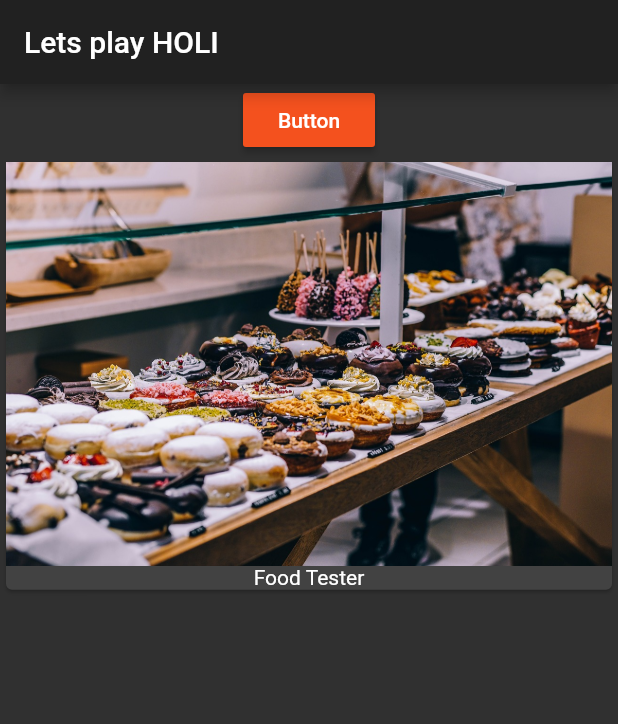
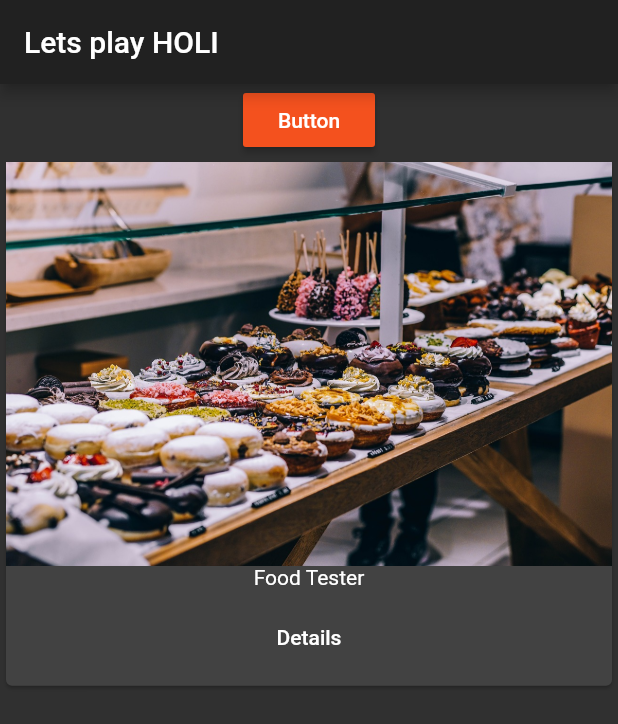
Before and after one commit to quoraboy/LearningFlutter-1st-, a Flutter app: the screen it shows after launch, on a phone screen of 412 x 824 dp. Shown: the top 724 px of the screen. Run offline on Flutter 3.47's test engine with Material 2 defaults, Android fonts, the phone set to English and light mode, and no system bars.

Commit message:
moving from one page of app to other page of app

```diff
--- a/flutter_course_first_project/lib/main.dart
+++ b/flutter_course_first_project/lib/main.dart
@@ -1,5 +1,5 @@
 import 'package:flutter/material.dart';
-import './Product_manager.dart';
+import './pages/homepage.dart';
 void main() => runApp(MyApp());
 
 class MyApp extends StatelessWidget {
@@ -13,13 +13,7 @@ class MyApp extends StatelessWidget {
      primarySwatch: Colors.deepOrange,
      accentColor: Colors.deepPurple
     ),
-      home: Scaffold(
-        appBar: AppBar(
-          title: Text("Lets play HOLI"),
-        ),
-        body:
-           ProductManager()
-      ),
+      home:  home()
     );
   }
 }
--- /dev/null
+++ b/flutter_course_first_project/lib/pages/homepage.dart
@@ -0,0 +1,20 @@
+import 'package:flutter/material.dart';
+import '../Product_manager.dart';
+
+class home extends StatelessWidget
+{
+  @override
+  Widget build(BuildContext context) {
+    // TODO: implement build
+    return Scaffold(
+        appBar: AppBar(
+          title: Text("Lets play HOLI"),
+        ),
+        body:
+           ProductManager()
+      );
+  }
+
+
+
+}
--- a/flutter_course_first_project/lib/product.dart
+++ b/flutter_course_first_project/lib/product.dart
@@ -1,23 +1,29 @@
 import 'package:flutter/material.dart';
+import './pages/product_page.dart';
 
-class Products extends StatelessWidget
-{
+class Products extends StatelessWidget {
   final List<String> products;
-Products (this.products);
+  Products(this.products);
   //the constructor will update the "products" variable value and
 //then list will be updated and build meathod will be called
 
-Widget _buildProductItem(BuildContext contex,int index)
-{
+  Widget _buildProductItem(BuildContext contex, int index) {
     return Card(
       child: Column(
         children: <Widget>[
           Image.asset('lib/assets/food.jpg'),
-                            Text(products[index])
+          Text(products[index]),
+          ButtonBar(alignment: MainAxisAlignment.center,
+            children: <Widget>[
+              FlatButton(
+                child: Text('Details'),
+                onPressed: () =>Navigator.push(contex, MaterialPageRoute(builder: (BuildContext contex )=> pro(),),),
+              )
+            ],
+          )
         ],
       ),
     );
-
   }
 
   @override
@@ -27,5 +33,4 @@ return Card(
       itemCount: products.length,
     );
   }
-
 }
```
Also changed, not shown: flutter_course_first_project/lib/pages/product_page.dart (added, +20 -0 lines). Lines whose indentation alone changed are shown as unchanged.
